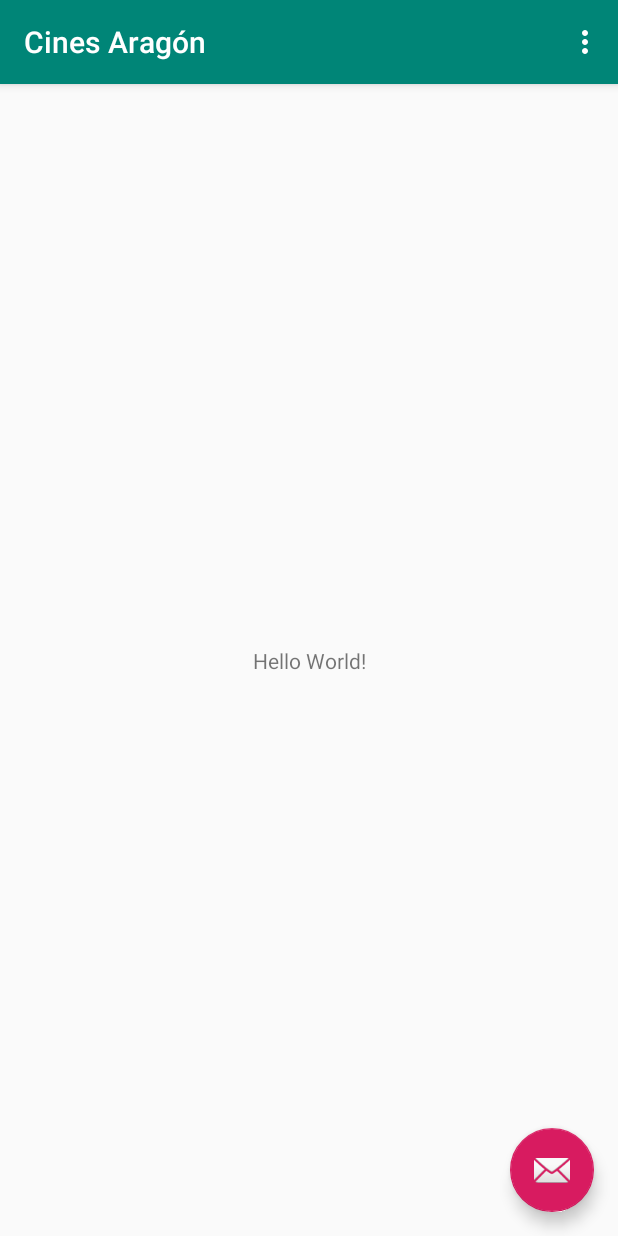
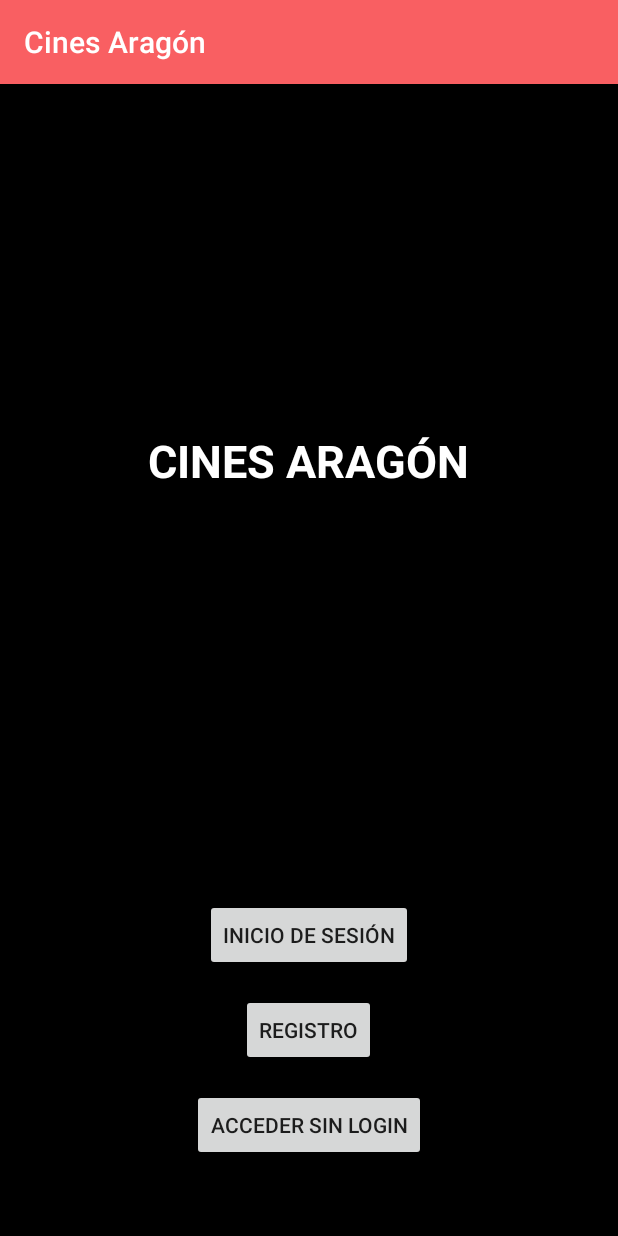
Before and after one commit to jhb96/Cines-Aragon, an Android app: the screen it shows after launch (LoginActivity before the commit, WelcomeActivity after it), on a phone screen of 412 x 824 dp. Run offline under Robolectric (Android 15) with nearby library versions, the phone set to English and light mode, and no system bars.

Commit message:
MenuNavigationCreated

```diff
--- a/app/src/main/java/com/example/cinesaragon/LoginActivity.java
+++ b/app/src/main/java/com/example/cinesaragon/LoginActivity.java
@@ -1,20 +1,21 @@
 package com.example.cinesaragon;
 
 import android.os.Bundle;
-import com.google.android.material.floatingactionbutton.FloatingActionButton;
-import com.google.android.material.snackbar.Snackbar;
+
+
+
+import android.view.Menu;
+import android.view.MenuItem;
+
 import androidx.appcompat.app.AppCompatActivity;
 import androidx.appcompat.widget.Toolbar;
-import android.view.View;
-import android.view.Menu;
-import android.view.MenuItem;
 
 public class LoginActivity extends AppCompatActivity {
 
     @Override
     protected void onCreate(Bundle savedInstanceState) {
         super.onCreate(savedInstanceState);
-        setContentView(R.layout.activity_main);
+        setContentView(R.layout.activity_login);
         Toolbar toolbar = findViewById(R.id.toolbar);
         setSupportActionBar(toolbar);
 
@@ -41,4 +42,17 @@ public class LoginActivity extends AppCompatActivity {
 
         return super.onOptionsItemSelected(item);
     }
+
+
+
+
+
+
+
+
+
+
+
+
+
 }
--- /dev/null
+++ b/app/src/main/java/com/example/cinesaragon/WelcomeActivity.java
@@ -0,0 +1,31 @@
+package com.example.cinesaragon;
+
+import android.content.Intent;
+import android.os.Bundle;
+import android.view.View;
+import android.widget.Button;
+
+import androidx.appcompat.app.AppCompatActivity;
+
+public class WelcomeActivity extends AppCompatActivity {
+
+    @Override
+    protected void onCreate(Bundle savedInstanceState) {
+        super.onCreate(savedInstanceState);
+        setContentView(R.layout.activity_welcome);
+
+        Button noLoginButton = findViewById(R.id.accessNoLogin);
+
+
+        View.OnClickListener nologinButtonListener = new View.OnClickListener() {
+            public void onClick(View v) {
+                Intent i = new Intent(getApplicationContext(), MenuPrincipalActivity.class);
+                startActivity(i);
+            }
+        };
+
+        noLoginButton.setOnClickListener(nologinButtonListener);
+
+
+    }
+}
--- a/app/src/main/res/layout/activity_main.xml
+++ b/app/src/main/res/layout/activity_login.xml
@@ -21,7 +21,7 @@
 
     </com.google.android.material.appbar.AppBarLayout>
 
-    <include layout="@layout/content_main"/>
+    <include layout="@layout/content_login"/>
 
     <com.google.android.material.floatingactionbutton.FloatingActionButton
         android:id="@+id/fab"
--- /dev/null
+++ b/app/src/main/res/layout/activity_welcome.xml
@@ -0,0 +1,74 @@
+<?xml version="1.0" encoding="utf-8"?>
+<RelativeLayout xmlns:android="http://schemas.android.com/apk/res/android"
+    android:orientation="vertical" android:layout_width="match_parent"
+    android:layout_height="match_parent"
+    android:background="#000">
+
+
+    <ImageView
+        android:layout_width="match_parent"
+        android:layout_height="match_parent"
+        />
+
+    <LinearLayout
+        android:id="@+id/cinemindLogo"
+        android:layout_marginTop="100dp"
+        android:layout_width="match_parent"
+        android:layout_height="wrap_content"
+        android:gravity="center"
+        android:orientation="vertical">
+
+        <ImageView
+            android:layout_width="125dp"
+            android:layout_height="125dp" />
+
+        <TextView
+            android:layout_marginTop="5dp"
+            android:layout_width="wrap_content"
+            android:layout_height="wrap_content"
+            android:text="CINES ARAGÓN"
+            android:textSize="30dp"
+            android:textStyle="bold"
+            android:textColor="#ffffff"/>
+    </LinearLayout>
+
+
+    <RelativeLayout
+        android:layout_width="wrap_content"
+        android:layout_height="wrap_content"
+        android:layout_alignParentBottom="true"
+        android:layout_marginBottom="50dp"
+        android:id="@+id/relativeLayout">
+
+        <LinearLayout
+            android:layout_width="match_parent"
+            android:layout_height="wrap_content"
+            android:orientation="vertical"
+            android:gravity="center">
+
+            <Button
+                android:id="@+id/signInWelcome"
+                android:layout_width="wrap_content"
+                android:layout_height="wrap_content"
+                android:layout_alignTop="@+id/relativeLayout"
+                android:layout_centerHorizontal="true"
+                android:text="INICIO DE SESIÓN" />
+
+            <Button
+                android:id="@+id/signUpWelcome"
+                android:layout_width="wrap_content"
+                android:layout_height="wrap_content"
+                android:text="REGISTRO"
+                android:layout_marginTop="15dp" />
+
+            <Button
+                android:id="@+id/accessNoLogin"
+                android:layout_width="wrap_content"
+                android:layout_height="wrap_content"
+                android:text="Acceder sin login"
+                android:layout_marginTop="15dp" />
+
+        </LinearLayout>
+    </RelativeLayout>
+
+</RelativeLayout>
--- a/app/src/main/res/layout/content_main.xml
+++ b/app/src/main/res/layout/content_login.xml
@@ -6,16 +6,12 @@
     android:layout_width="match_parent"
     android:layout_height="match_parent"
     app:layout_behavior="@string/appbar_scrolling_view_behavior"
-    tools:showIn="@layout/activity_main"
+    tools:showIn="@layout/activity_login"
     tools:context=".LoginActivity">
 
     <TextView
         android:layout_width="wrap_content"
         android:layout_height="wrap_content"
-        android:text="Hello World!"
-        app:layout_constraintBottom_toBottomOf="parent"
-        app:layout_constraintLeft_toLeftOf="parent"
-        app:layout_constraintRight_toRightOf="parent"
-        app:layout_constraintTop_toTopOf="parent" />
+        android:text="Hello World!" />
 
 </androidx.constraintlayout.widget.ConstraintLayout>
--- a/app/src/main/res/values/colors.xml
+++ b/app/src/main/res/values/colors.xml
@@ -1,6 +1,9 @@
 <?xml version="1.0" encoding="utf-8"?>
 <resources>
-    <color name="colorPrimary">#008577</color>
-    <color name="colorPrimaryDark">#00574B</color>
-    <color name="colorAccent">#D81B60</color>
+    <color name="colorPrimary">#F95F62</color>
+    <color name="colorPrimaryDark">#cc4d50</color>
+    <color name="colorAccent">#f95f62</color>
+    <color name="MainPageMenuBG">#ffffff</color>
+    <color name="white">#ffffff</color>
+    <color name="black">#000000</color>
 </resources>
--- a/app/src/main/res/values/strings.xml
+++ b/app/src/main/res/values/strings.xml
@@ -1,4 +1,8 @@
 <resources>
     <string name="app_name">Cines Aragón</string>
     <string name="action_settings">Settings</string>
+    <string name="title_activity_menu_principal">MenuPrincipalActivity</string>
+    <string name="navigation_drawer_open">Open navigation drawer</string>
+    <string name="navigation_drawer_close">Close navigation drawer</string>
+
 </resources>
--- a/app/src/main/res/values/styles.xml
+++ b/app/src/main/res/values/styles.xml
@@ -7,11 +7,14 @@
         <item name="colorPrimaryDark">@color/colorPrimaryDark</item>
         <item name="colorAccent">@color/colorAccent</item>
     </style>
+
     <style name="AppTheme.NoActionBar">
         <item name="windowActionBar">false</item>
         <item name="windowNoTitle">true</item>
     </style>
+
     <style name="AppTheme.AppBarOverlay" parent="ThemeOverlay.AppCompat.Dark.ActionBar" />
+
     <style name="AppTheme.PopupOverlay" parent="ThemeOverlay.AppCompat.Light" />
 
 </resources>
```
Also changed, not shown: app/build.gradle (+6 -9 lines), app/src/main/AndroidManifest.xml (+15 -6 lines), app/src/main/java/com/example/cinesaragon/MenuPrincipalActivity.java (added, +105 -0 lines), app/src/main/res/drawable-v24/ic_exit_to_app_black_24dp.xml (added, +9 -0 lines), app/src/main/res/layout/activity_menu_principal.xml (added, +36 -0 lines), app/src/main/res/layout/app_bar_main.xml (added, +29 -0 lines), app/src/main/res/layout/content_menu_principal.xml (added, +11 -0 lines), app/src/main/res/layout/mainactivitydesign.xml (added, +30 -0 lines), app/src/main/res/layout/nav_header_main.xml (added, +61 -0 lines), app/src/main/res/menu/activity_menu_principal_drawer.xml (added, +32 -0 lines).
